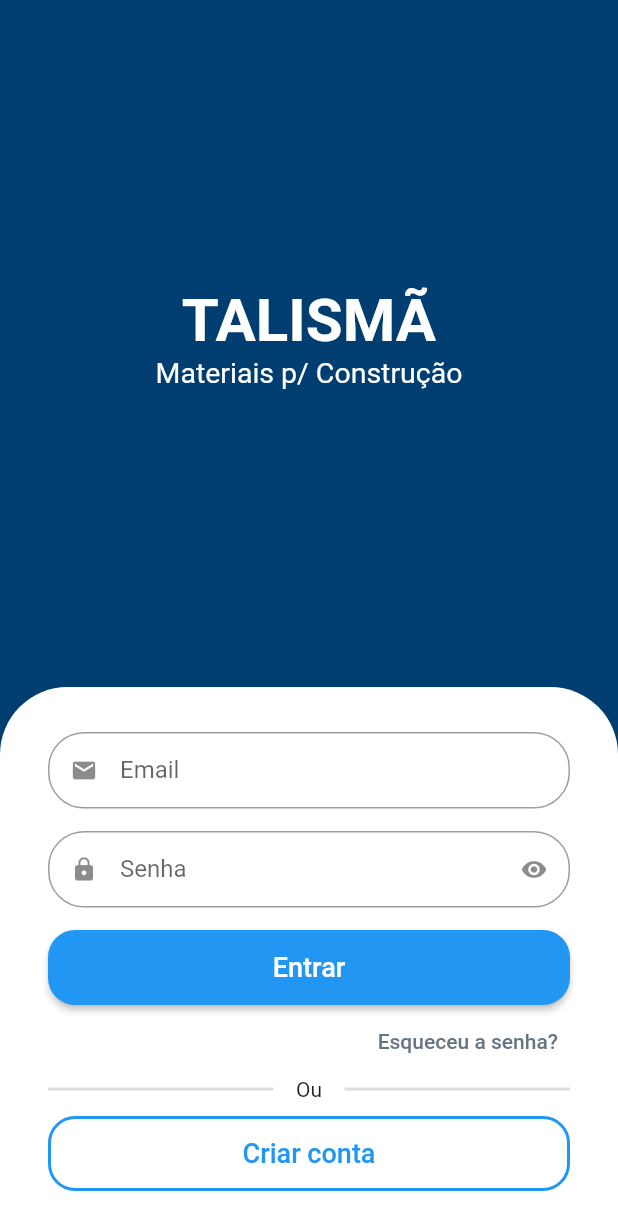
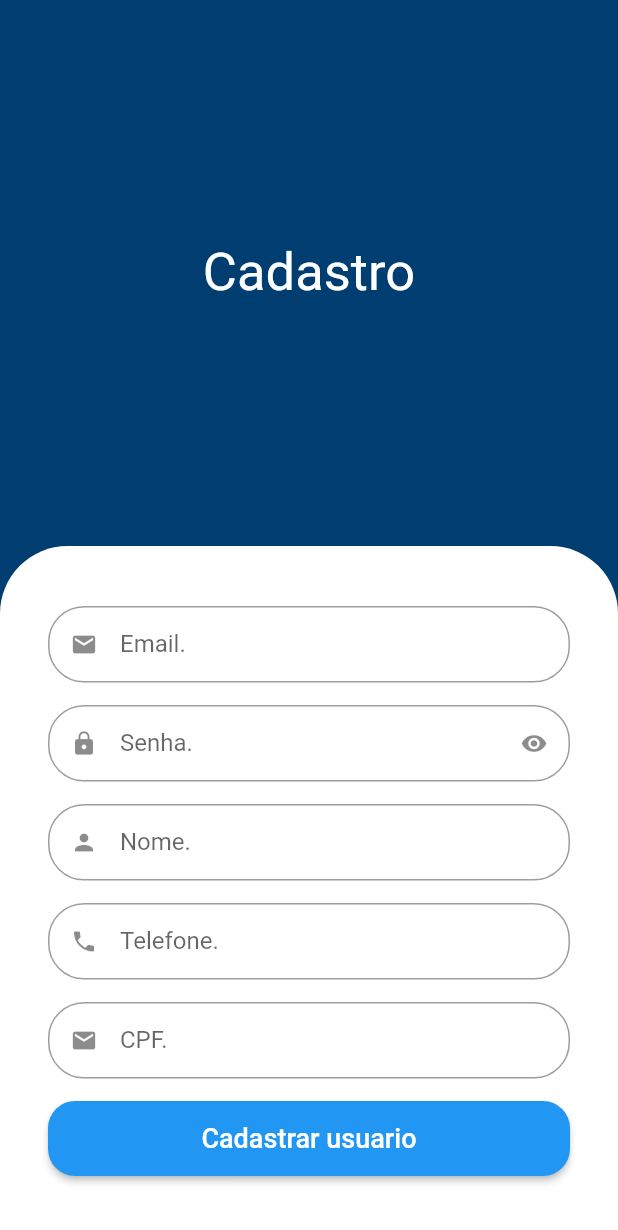
Before and after one commit to MatheusBrandao525/loja_online_com_flutter, a Flutter app: the screen it shows after launch, after a tap on "Criar conta", on a phone screen of 412 x 824 dp. Shown: the top 1230 px of the screen. Run offline on Flutter 3.47's test engine with Material 2 defaults, Android fonts, the phone set to English and light mode, and no system bars; drawn by our look-alikes of animated_text_kit.

Commit message:
Criação da tela de cadastro e sistema de rolagem

```diff
--- a/lib/src/auth/sign_in_screen.dart
+++ b/lib/src/auth/sign_in_screen.dart
@@ -1,6 +1,7 @@
 import 'package:animated_text_kit/animated_text_kit.dart';
 import 'package:flutter/material.dart';
 import 'package:loja_online/src/auth/components/custom_text_field.dart';
+import 'package:loja_online/src/auth/sign_up_screen.dart';
 
 class SignInScreen extends StatelessWidget {
   const SignInScreen({Key? key}) : super(key: key);
@@ -148,7 +149,15 @@ class SignInScreen extends StatelessWidget {
                             width: 2,
                             color: Colors.blue,
                           )),
-                      onPressed: () {},
+                      onPressed: () {
+                        Navigator.of(context).push(
+                          MaterialPageRoute(
+                            builder: (c) {
+                              return SignUpScreen();
+                            },
+                          ),
+                        );
+                      },
                       child: const Text(
                         'Criar conta',
                         style: TextStyle(
--- /dev/null
+++ b/lib/src/auth/sign_up_screen.dart
@@ -0,0 +1,87 @@
+import 'package:flutter/material.dart';
+import 'package:loja_online/src/auth/components/custom_text_field.dart';
+
+class SignUpScreen extends StatelessWidget {
+  const SignUpScreen({Key? key}) : super(key: key);
+
+  @override
+  Widget build(BuildContext context) {
+    final size = MediaQuery.of(context).size;
+    return Scaffold(
+      backgroundColor: const Color.fromARGB(255, 0, 62, 113),
+      body: SingleChildScrollView(
+        child: SizedBox(
+          height: size.height,
+          width: size.width,
+          child: Column(children: [
+            const Expanded(
+              child: Center(
+                child: Text(
+                  'Cadastro',
+                  style: TextStyle(
+                    color: Colors.white,
+                    fontSize: 35,
+                  ),
+                ),
+              ),
+            ),
+
+            // Formulario de cadastro
+            Container(
+              padding: const EdgeInsets.symmetric(
+                horizontal: 32,
+                vertical: 40,
+              ),
+              decoration: const BoxDecoration(
+                color: Colors.white,
+                borderRadius: BorderRadius.vertical(
+                  top: Radius.circular(45),
+                ),
+              ),
+              child: Column(
+                crossAxisAlignment: CrossAxisAlignment.stretch,
+                children: [
+                  const CustomTextField(
+                    icon: Icons.email,
+                    label: 'Email.',
+                  ),
+                  const CustomTextField(
+                    icon: Icons.lock,
+                    label: 'Senha.',
+                    isSecret: true,
+                  ),
+                  const CustomTextField(
+                    icon: Icons.person,
+                    label: 'Nome.',
+                  ),
+                  const CustomTextField(
+                    icon: Icons.phone,
+                    label: 'Telefone.',
+                  ),
+                  const CustomTextField(
+                    icon: Icons.email,
+                    label: 'CPF.',
+                  ),
+                  SizedBox(
+                    height: 50,
+                    child: ElevatedButton(
+                      style: ElevatedButton.styleFrom(
+                          shape: RoundedRectangleBorder(
+                        borderRadius: BorderRadius.circular(18),
+                      )),
+                      onPressed: () {},
+                      child: const Text('Cadastrar usuario',
+                          style: TextStyle(
+                            fontSize: 18,
+                          )),
+                    ),
+                  ),
+                ],
+              ),
+            ),
+          ]),
+        ),
+      ),
+    );
+  }
+}
```
